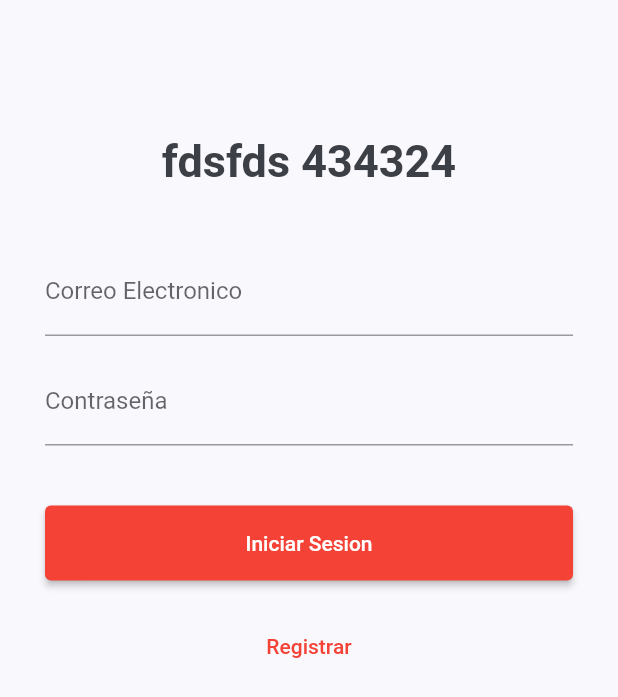
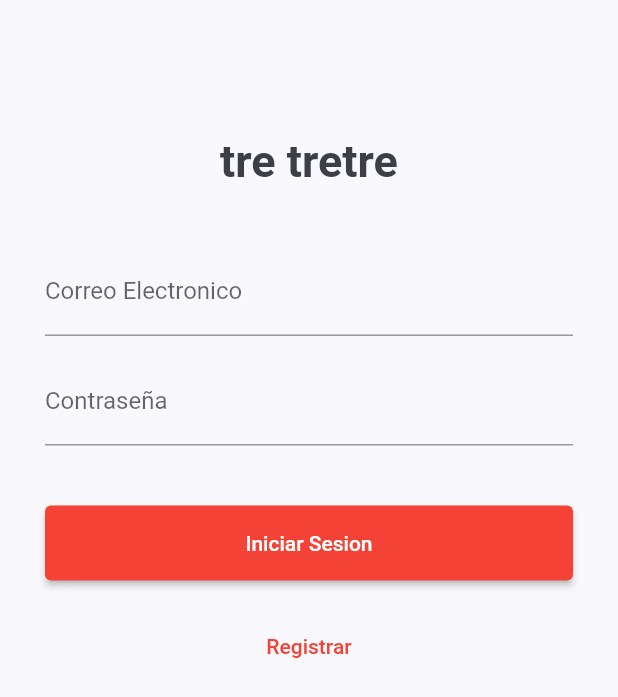
Before and after one commit to reynaldo57/partido_republicano_peruano, a Flutter app: the screen it shows after launch, on a phone screen of 412 x 824 dp. Shown: the top 697 px of the screen. Run offline on Flutter 3.47's test engine with Material 2 defaults, Android fonts, the phone set to English and light mode, and no system bars; our stand-ins replace cloud_firestore, firebase_auth, firebase_core, firebase_storage, flutter_svg, image_picker and 1 more; accounts and stored records are empty.

Commit message:
doceavo commit

```diff
--- a/lib/screens/admin/login_admin_page.dart
+++ b/lib/screens/admin/login_admin_page.dart
@@ -73,7 +73,7 @@ class _LoginAdminPageState extends State<LoginAdminPage> {
                       height: 60.0,
                     ),
                     Text(
-                      "fdsfds 434324",
+                      "tre tretre",
                       style: TextStyle(
                           fontSize: 30.0,
                           fontWeight: FontWeight.bold
```
